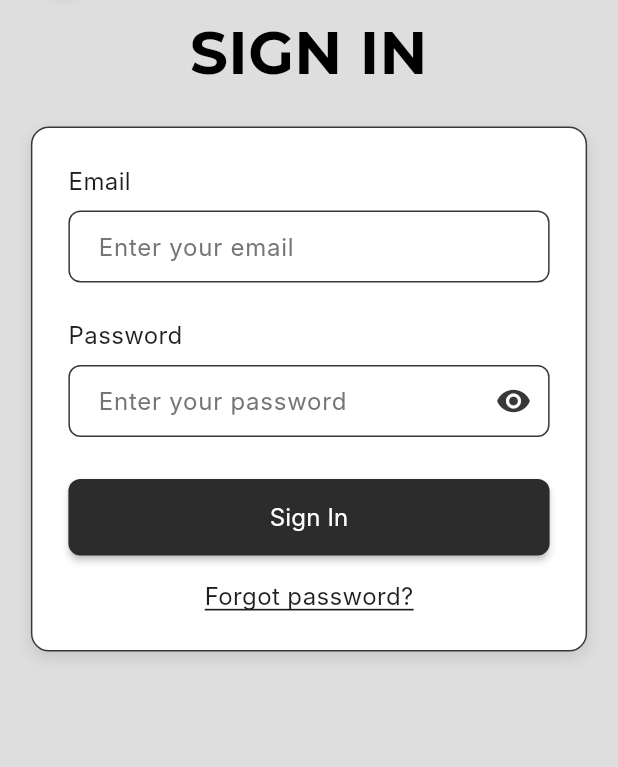
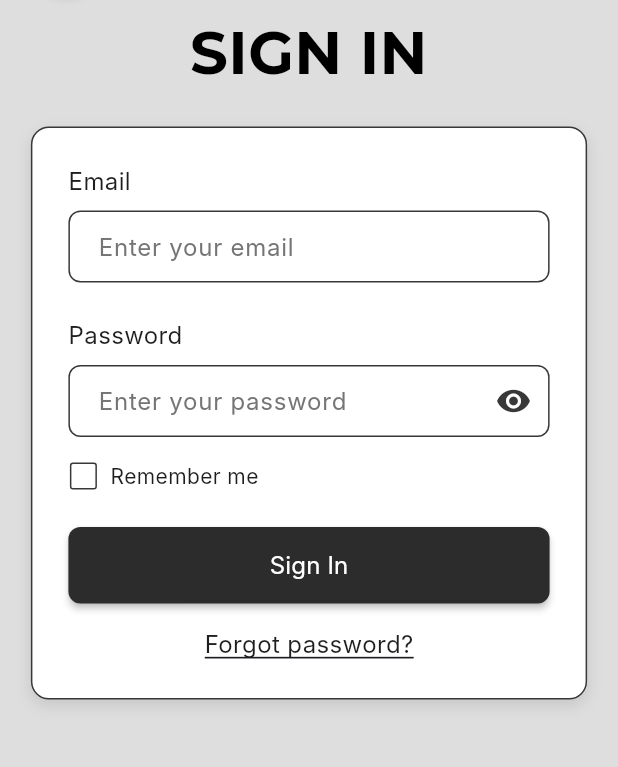
Before and after one commit to santiagomarc/silvercare, a Flutter app: the screen it shows after launch, after a tap on "SIGN IN", on a phone screen of 412 x 824 dp, the part 106-873 px from its top. Run offline on Flutter 3.47's test engine with Material 3 defaults, Android fonts, the phone set to English and light mode, and no system bars; our stand-ins replace cloud_firestore, firebase_auth, firebase_core, flutter_svg, google_sign_in, shared_preferences; accounts and stored records are empty; Roboto replaces fonts that are missing (Inter); project files that could hold a hidden picture were left out.

Commit message:
custom navbar; remember me

```diff
--- a/lib/screens/main_screen.dart
+++ b/lib/screens/main_screen.dart
@@ -1,6 +1,6 @@
 import 'package:flutter/material.dart';
 import 'package:flutter/services.dart';
-import '../widgets/nav_bar.dart';
+import '../widgets/nav_bar_svg.dart';
 import 'home_screen.dart';
 
 class MainScreen extends StatefulWidget {
--- a/lib/screens/signin_screen.dart
+++ b/lib/screens/signin_screen.dart
@@ -1,5 +1,6 @@
 import 'package:flutter/material.dart';
 import 'package:firebase_auth/firebase_auth.dart';
+import 'package:shared_preferences/shared_preferences.dart';
 
 class SignInScreen extends StatefulWidget {
   const SignInScreen({super.key});
@@ -14,14 +15,56 @@ class _SignInScreenState extends State<SignInScreen> {
 
   bool _isPasswordVisible = false;
   bool _isLoading = false;
+  bool _rememberMe = false;
 
   final FirebaseAuth _auth = FirebaseAuth.instance;
+
+  @override
+  void initState() {
+    super.initState();
+    _loadSavedCredentials();
+  }
 
   @override
   void dispose() {
     _emailController.dispose();
     _passwordController.dispose();
     super.dispose();
+  }
+
+  Future<void> _loadSavedCredentials() async {
+    final prefs = await SharedPreferences.getInstance();
+    final savedEmail = prefs.getString('saved_email') ?? '';
+    final savedPassword = prefs.getString('saved_password') ?? '';
+    final rememberMe = prefs.getBool('remember_me') ?? false;
+
+    if (rememberMe && savedEmail.isNotEmpty && savedPassword.isNotEmpty) {
+      setState(() {
+        _emailController.text = savedEmail;
+        _passwordController.text = savedPassword;
+        _rememberMe = true;
+      });
+    }
+  }
+
+  Future<void> _saveCredentials(String email, String password) async {
+    final prefs = await SharedPreferences.getInstance();
+    if (_rememberMe) {
+      await prefs.setString('saved_email', email);
+      await prefs.setString('saved_password', password);
+      await prefs.setBool('remember_me', true);
+    } else {
+      await prefs.remove('saved_email');
+      await prefs.remove('saved_password');
+      await prefs.setBool('remember_me', false);
+    }
+  }
+
+  Future<void> _clearSavedCredentials() async {
+    final prefs = await SharedPreferences.getInstance();
+    await prefs.remove('saved_email');
+    await prefs.remove('saved_password');
+    await prefs.setBool('remember_me', false);
   }
 
   double _getResponsiveFontSize(BuildContext context, double baseSize) {
@@ -292,7 +335,47 @@ class _SignInScreenState extends State<SignInScreen> {
                         ),
                       ),
 
-                      const SizedBox(height: 28),
+                      const SizedBox(height: 16),
+
+                      // Remember Me Checkbox
+                      Row(
+                        children: [
+                          SizedBox(
+                            height: 20,
+                            width: 20,
+                            child: Checkbox(
+                              value: _rememberMe,
+                              onChanged: (bool? value) {
+                                setState(() {
+                                  _rememberMe = value ?? false;
+                                });
+                                // Clear saved credentials if unchecked
+                                if (!_rememberMe) {
+                                  _clearSavedCredentials();
+                                }
+                              },
+                              activeColor: const Color(0xFF2C2C2C),
+                              checkColor: Colors.white,
+                              side: const BorderSide(
+                                color: Color(0xFF383838),
+                                width: 1,
+                              ),
+                            ),
+                          ),
+                          const SizedBox(width: 8),
+                          const Text(
+                            'Remember me',
+                            style: TextStyle(
+                              fontSize: 14,
+                              fontFamily: 'Inter',
+                              fontWeight: FontWeight.w400,
+                              color: Color(0xFF1E1E1E),
+                            ),
+                          ),
+                        ],
+                      ),
+
+                      const SizedBox(height: 24),
 
                       // Sign In Button
                       SizedBox(
@@ -393,6 +476,9 @@ class _SignInScreenState extends State<SignInScreen> {
           throw Exception('Connection timeout. Please check your internet connection.');
         },
       );
+
+      // Save credentials if Remember Me is checked
+      await _saveCredentials(email, password);
 
       if (mounted) {
         ScaffoldMessenger.of(context).showSnackBar(
--- a/pubspec.yaml
+++ b/pubspec.yaml
@@ -38,6 +38,9 @@ dependencies:
   http: ^1.2.0  # For REST API calls
   googleapis: ^13.1.0  # For Google APIs
 
+  # SVG Support for custom icons
+  flutter_svg: ^2.0.10
+
 dev_dependencies:
   flutter_test:
     sdk: flutter
@@ -49,6 +52,7 @@ flutter:
   # Add assets directory
   assets:
     - assets/imgs/
+    - assets/icons/
 
   # Add fonts
   fonts:
```
Also changed, not shown: lib/heart_rate_test_new.dart (deleted, +0 -26 lines), lib/widgets/nav_bar_svg.dart (renamed from lib/widgets/nav_bar.dart, +72 -34 lines), assets/icons/analytics.svg (added), assets/icons/calendar.svg (added), assets/icons/health.svg (added), assets/icons/home.svg (added), assets/icons/profile.svg (added), assets/icons/streamline-flex_heart-rate-remix.svg, pubspec.lock.
